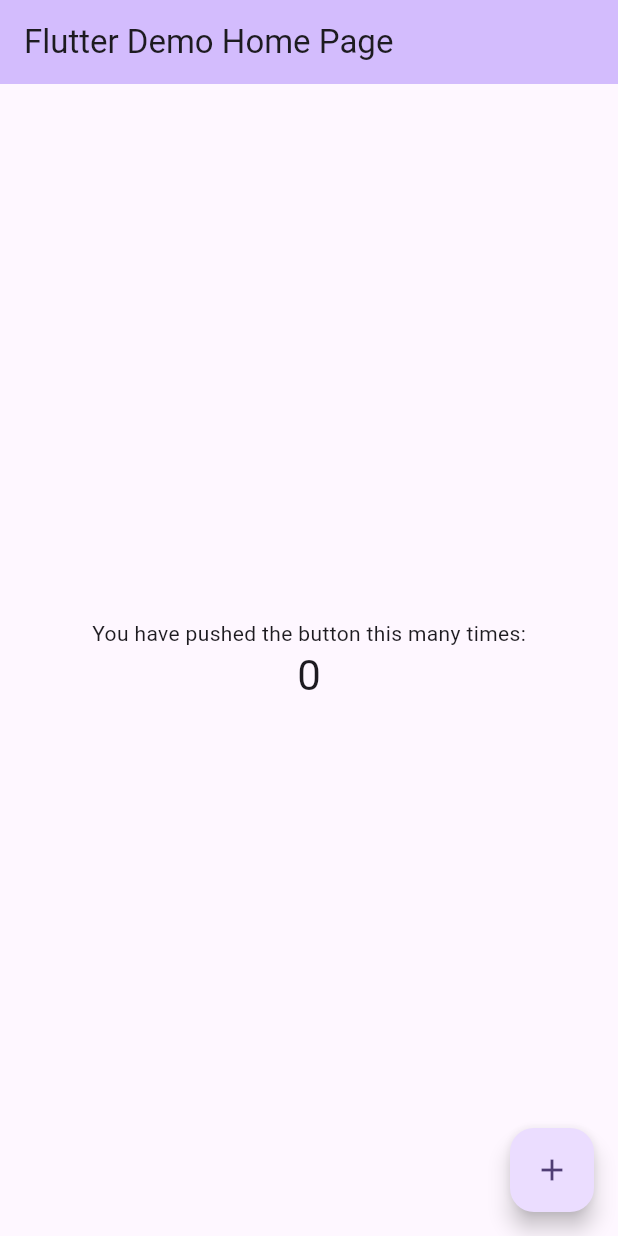
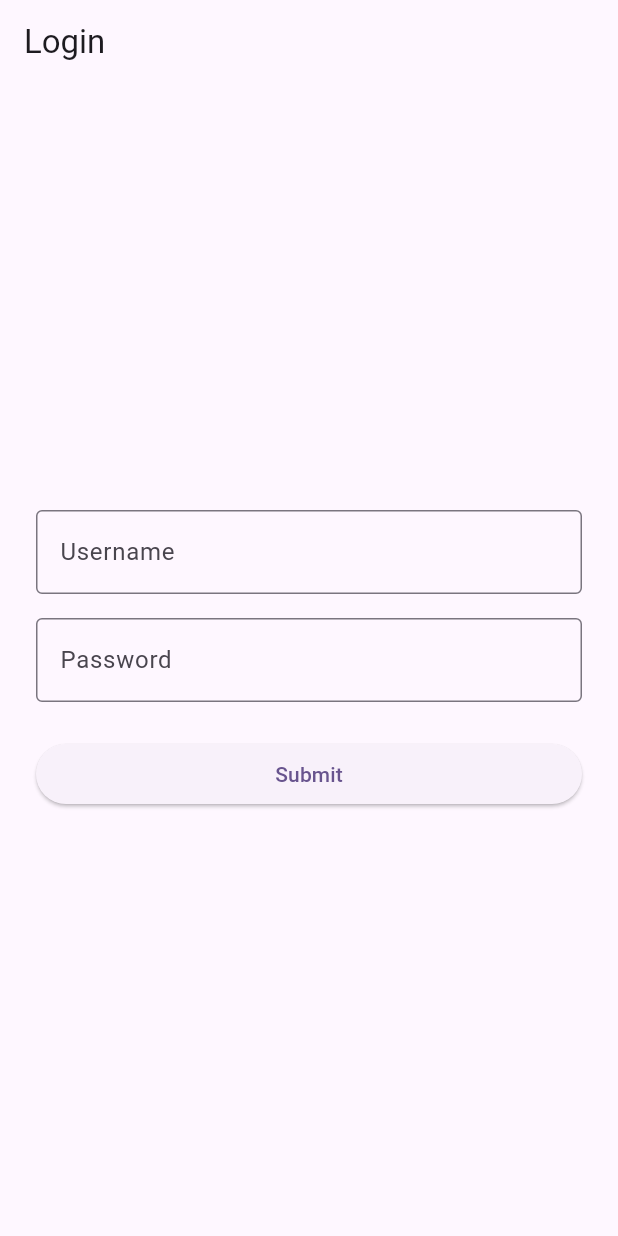
Before and after one commit to udit00/MCA_PROJECT_FrontEnd, a Flutter app: the screen it shows after launch, on a phone screen of 412 x 824 dp. Run offline on Flutter 3.47's test engine with Material 3 defaults, Android fonts, the phone set to English and light mode, and no system bars.

Commit message:
login screen created

```diff
--- /dev/null
+++ b/lib/features/auth/presentation/login_screen.dart
@@ -0,0 +1,80 @@
+import 'package:flutter/material.dart';
+
+class LoginScreen extends StatefulWidget {
+	const LoginScreen({Key? key}) : super(key: key);
+
+	@override
+	State<LoginScreen> createState() => _LoginScreenState();
+}
+
+class _LoginScreenState extends State<LoginScreen> {
+	final TextEditingController _usernameController = TextEditingController();
+	final TextEditingController _passwordController = TextEditingController();
+	final _formKey = GlobalKey<FormState>();
+
+	@override
+	void dispose() {
+		_usernameController.dispose();
+		_passwordController.dispose();
+		super.dispose();
+	}
+
+	void _submit() {
+		if (_formKey.currentState?.validate() ?? false) {
+			// Handle login logic here
+			ScaffoldMessenger.of(context).showSnackBar(
+				const SnackBar(content: Text('Logging in...')),
+			);
+		}
+	}
+
+	@override
+	Widget build(BuildContext context) {
+		return Scaffold(
+			appBar: AppBar(
+				title: const Text('Login'),
+			),
+			body: Center(
+				child: Padding(
+					padding: const EdgeInsets.all(24.0),
+					child: Form(
+						key: _formKey,
+						child: Column(
+							mainAxisSize: MainAxisSize.min,
+							children: [
+								TextFormField(
+									controller: _usernameController,
+									decoration: const InputDecoration(
+										labelText: 'Username',
+										border: OutlineInputBorder(),
+									),
+									validator: (value) =>
+											value == null || value.isEmpty ? 'Enter username' : null,
+								),
+								const SizedBox(height: 16),
+								TextFormField(
+									controller: _passwordController,
+									decoration: const InputDecoration(
+										labelText: 'Password',
+										border: OutlineInputBorder(),
+									),
+									obscureText: true,
+									validator: (value) =>
+											value == null || value.isEmpty ? 'Enter password' : null,
+								),
+								const SizedBox(height: 24),
+								SizedBox(
+									width: double.infinity,
+									child: ElevatedButton(
+										onPressed: _submit,
+										child: const Text('Submit'),
+									),
+								),
+							],
+						),
+					),
+				),
+			),
+		);
+	}
+}
--- a/lib/main.dart
+++ b/lib/main.dart
@@ -1,4 +1,5 @@
 import 'package:flutter/material.dart';
+import 'package:zymm/features/auth/presentation/login_screen.dart';
 
 void main() {
   runApp(const MyApp());
@@ -12,6 +13,7 @@
   Widget build(BuildContext context) {
     return MaterialApp(
       title: 'Flutter Demo',
+      debugShowCheckedModeBanner: false,
       theme: ThemeData(
         // This is the theme of your application.
         //
@@ -30,93 +32,7 @@
         // tested with just a hot reload.
         colorScheme: ColorScheme.fromSeed(seedColor: Colors.deepPurple),
       ),
-      home: const MyHomePage(title: 'Flutter Demo Home Page'),
+      home: const LoginScreen(),
     );
   }
 }
-
-class MyHomePage extends StatefulWidget {
-  const MyHomePage({super.key, required this.title});
-
-  // This widget is the home page of your application. It is stateful, meaning
-  // that it has a State object (defined below) that contains fields that affect
-  // how it looks.
-
-  // This class is the configuration for the state. It holds the values (in this
-  // case the title) provided by the parent (in this case the App widget) and
-  // used by the build method of the State. Fields in a Widget subclass are
-  // always marked "final".
-
-  final String title;
-
-  @override
-  State<MyHomePage> createState() => _MyHomePageState();
-}
-
-class _MyHomePageState extends State<MyHomePage> {
-  int _counter = 0;
-
-  void _incrementCounter() {
-    setState(() {
-      // This call to setState tells the Flutter framework that something has
-      // changed in this State, which causes it to rerun the build method below
-      // so that the display can reflect the updated values. If we changed
-      // _counter without calling setState(), then the build method would not be
-      // called again, and so nothing would appear to happen.
-      _counter++;
-    });
-  }
-
-  @override
-  Widget build(BuildContext context) {
-    // This method is rerun every time setState is called, for instance as done
-    // by the _incrementCounter method above.
-    //
-    // The Flutter framework has been optimized to make rerunning build methods
-    // fast, so that you can just rebuild anything that needs updating rather
-    // than having to individually change instances of widgets.
-    return Scaffold(
-      appBar: AppBar(
-        // TRY THIS: Try changing the color here to a specific color (to
-        // Colors.amber, perhaps?) and trigger a hot reload to see the AppBar
-        // change color while the other colors stay the same.
-        backgroundColor: Theme.of(context).colorScheme.inversePrimary,
-        // Here we take the value from the MyHomePage object that was created by
-        // the App.build method, and use it to set our appbar title.
-        title: Text(widget.title),
-      ),
-      body: Center(
-        // Center is a layout widget. It takes a single child and positions it
-        // in the middle of the parent.
-        child: Column(
-          // Column is also a layout widget. It takes a list of children and
-          // arranges them vertically. By default, it sizes itself to fit its
-          // children horizontally, and tries to be as tall as its parent.
-          //
-          // Column has various properties to control how it sizes itself and
-          // how it positions its children. Here we use mainAxisAlignment to
-          // center the children vertically; the main axis here is the vertical
-          // axis because Columns are vertical (the cross axis would be
-          // horizontal).
-          //
-          // TRY THIS: Invoke "debug painting" (choose the "Toggle Debug Paint"
-          // action in the IDE, or press "p" in the console), to see the
-          // wireframe for each widget.
-          mainAxisAlignment: MainAxisAlignment.center,
-          children: <Widget>[
-            const Text('You have pushed the button this many times:'),
-            Text(
-              '$_counter',
-              style: Theme.of(context).textTheme.headlineMedium,
-            ),
-          ],
-        ),
-      ),
-      floatingActionButton: FloatingActionButton(
-        onPressed: _incrementCounter,
-        tooltip: 'Increment',
-        child: const Icon(Icons.add),
-      ), // This trailing comma makes auto-formatting nicer for build methods.
-    );
-  }
-}
```
